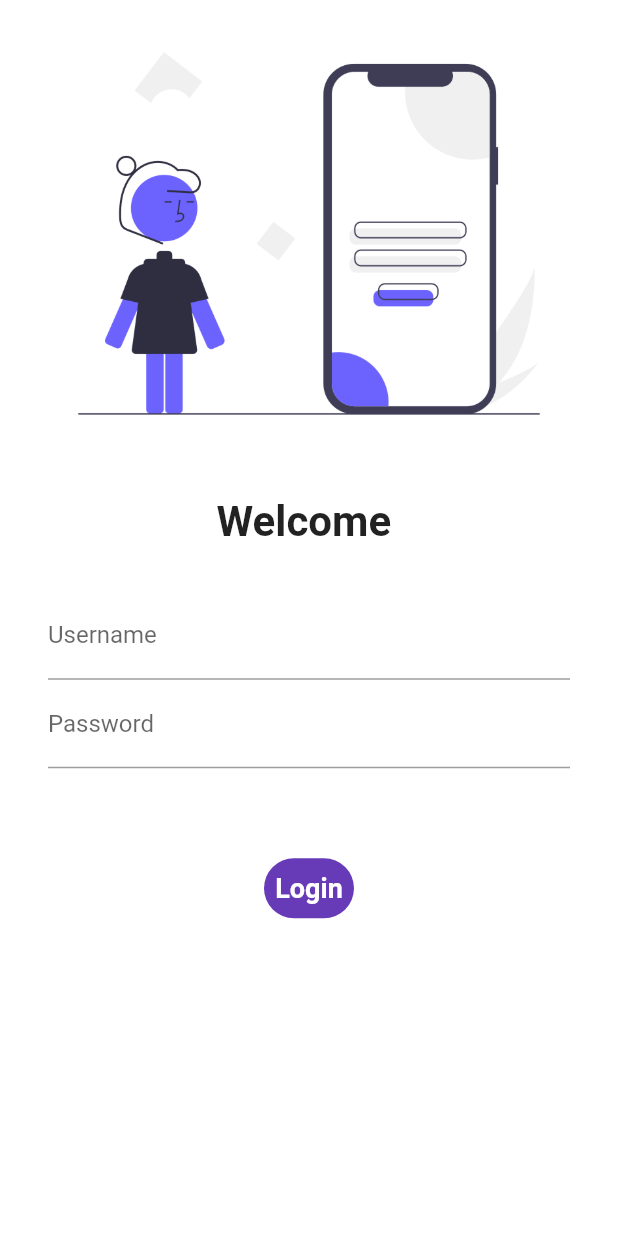
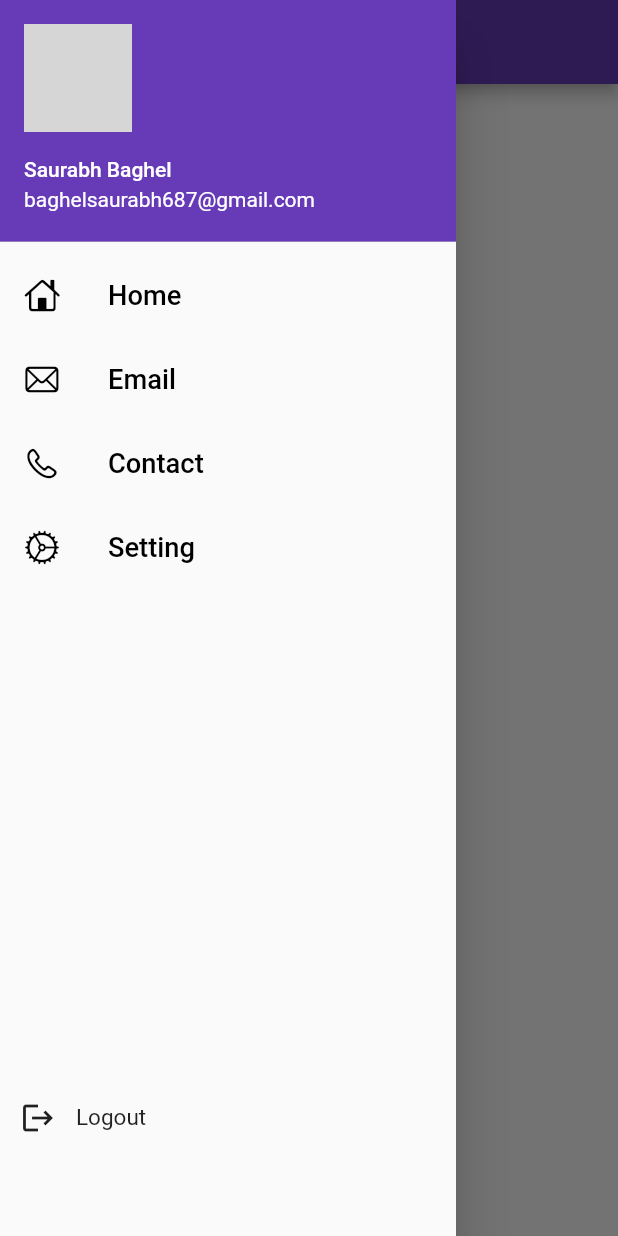
Before and after one commit to saurabh0687/flimazon, a Flutter app: the screen it shows after launch, with the side drawer open (before the commit the screen has no drawer), on a phone screen of 412 x 824 dp. Run offline on Flutter 3.47's test engine with Material 2 defaults, Android fonts, the phone set to English and light mode, and no system bars; network calls fail; grey boxes are pictures that could not be loaded.

Commit message:
day8 completed

```diff
--- a/lib/main.dart
+++ b/lib/main.dart
@@ -26,7 +26,7 @@ void main() {
       brightness: Brightness.light,
 
      ),
-     initialRoute: "/",
+     initialRoute: MyRoutes.homeRoute,
      routes: {
    "/":(context) => const LoginPage(), // hmne route me / lga kr homepage ko default bna diya hai,or hmne upr home m bhi home page hi diya tha
     MyRoutes.homeRoute:(context) => const HomePage() ,                            //to dono me se hme ek hi jgh rkhna hai dusra htana pdega...route ka mtlb hota hai konsa page kb open hoga mtlb routing of pages
--- a/lib/pages/home_page.dart
+++ b/lib/pages/home_page.dart
@@ -1,4 +1,7 @@
+import 'package:flimazon/widgets/drawer.dart';
 import 'package:flutter/material.dart';
+
+//import '../widgets/drawer.dart';
 
 class HomePage extends StatelessWidget {  //ye ek HomePage nam ki stateless widget bn gyi jise hmne apne according bnaya hai
   const HomePage({super.key});
@@ -14,10 +17,14 @@ class HomePage extends StatelessWidget {  //ye ek HomePage nam ki stateless widg
       body: Center(
 
         child: Container(  // container ek widget hai jise hm container ki trh hi use krte hain
-          child: const Text("Welcome, buddy"), //text widget hm text ko display krane ke liye krte hain
+          child: const Text("Welcome",style: TextStyle(
+            fontSize: 40,
+            fontWeight: FontWeight.bold,
+            color: Colors.deepPurple
+          ),), //text widget hm text ko display krane ke liye krte hain
         )
         ),
-        drawer: const Drawer(),// drawer ek menubar jesa hai
+        drawer: MyDrawer(),//  ynha se drawer  ko hta kr ek alg file me dal diya hai or uske constructor ko call kra diya hai
     );
   }
 }
--- /dev/null
+++ b/lib/widgets/drawer.dart
@@ -0,0 +1,109 @@
+// ignore_for_file: prefer_const_constructors, prefer_const_literals_to_create_immutables
+
+import 'package:flimazon/pages/login_page.dart';
+import 'package:flutter/cupertino.dart';
+import 'package:flutter/material.dart';
+
+import '../utils/routes.dart';
+class MyDrawer extends StatelessWidget {
+  const MyDrawer({super.key});
+  final imageUrl="https://media.istockphoto.com/id/1130884625/vector/user-member-vector-icon-for-ui-user-interface-or-profile-face-avatar-app-in-circle-design.jpg?s=612x612&w=0&k=20&c=1ky-gNHiS2iyLsUPQkxAtPBWH1BZt0PKBB1WBtxQJRE=";
+  @override
+  Widget build(BuildContext context) {
+    return Drawer(
+
+        child: Container(
+
+          child: ListView(
+            padding: EdgeInsets.zero,
+             children: [
+                  DrawerHeader(
+                    padding: EdgeInsets.zero,
+                    child: UserAccountsDrawerHeader
+                     (  margin: EdgeInsets.all(0),
+
+                           accountName: Text("Saurabh Baghel"),
+                            accountEmail: Text("baghelsaurabh687@gmail.com"),
+                            currentAccountPicture: CircleAvatar(
+                              backgroundImage: NetworkImage(imageUrl),
+                              ),
+                                ),
+                               ),
+                              ListTile(
+                                leading: Icon(
+                                  CupertinoIcons.home,
+                                  color: Colors.black,
+                                ),
+                               title:Text(
+                                "Home",
+                                textScaleFactor: 1.3,
+                                style: TextStyle(
+                                  color: Colors.black
+                                ),
+                               ),
+                              ),
+                              ListTile(
+                                leading: Icon(
+                                  CupertinoIcons.mail,
+                                  color: Colors.black,
+                                ),
+                               title:Text(
+                                "Email",
+                                textScaleFactor: 1.3,
+                                style: TextStyle(
+                                  color: Colors.black
+                                ),
+                               ),
+                              ),
+                              ListTile(
+                                leading: Icon(
+                                  CupertinoIcons.phone,
+                                  color: Colors.black,
+                                ),
+                               title:Text(
+                                "Contact",
+                                textScaleFactor: 1.3,
+                                style: TextStyle(
+                                  color: Colors.black
+                                ),
+                               ),
+                              ),
+                              ListTile(
+                                leading: Icon(
+                                  CupertinoIcons.settings,
+                                  color: Colors.black,
+                                ),
+                               title:Text(
+                                "Setting",
+                                textScaleFactor: 1.3,
+                                style: TextStyle(
+                                  color: Colors.black
+                                ),
+                               ),
+                              ),
+                                 Padding(
+          padding: EdgeInsets.only(top:340),
+          child: InkWell(
+            onTap: (){
+             // Provider.of<Auth>(context, listen: false).logout();
+
+              Navigator.pushNamed(context, MyRoutes.loginRoute);},
+            child: Row(
+              children: <Widget>[
+                Expanded(flex: 2, child: Icon(Icons.logout)),
+                Expanded(
+                    flex: 10,
+                    child: Text(
+                      'Logout',
+                      style: TextStyle(fontSize: 15),
+                    ))
+              ],
+            ),
+          ),
+        ),
+                             ],
+                            ),
+                              ),
+                        );
+                      }
+                  }
```
